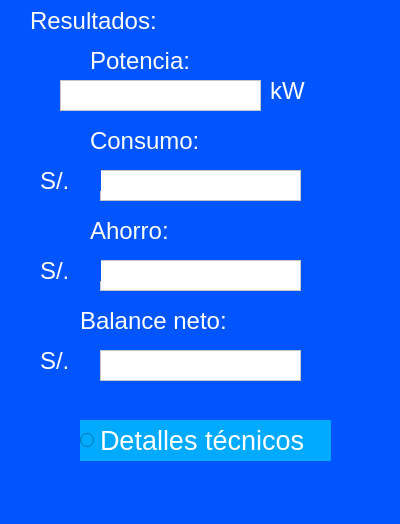
Jhongesell/wastewaterworld, file mod3.ui: the form before one commit.
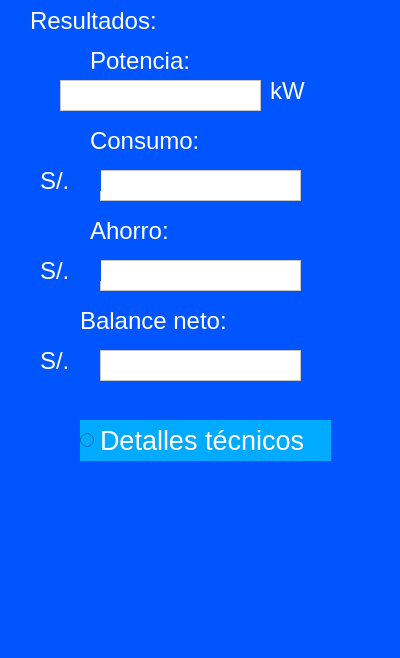
The form after the commit.

The edit to the form file:
```diff
--- a/mod3.ui
+++ b/mod3.ui
@@ -7,7 +7,7 @@
     <x>0</x>
     <y>0</y>
     <width>400</width>
-    <height>524</height>
+    <height>658</height>
    </rect>
   </property>
   <property name="windowTitle">
```
Left out of the diff: 2 changed lines with no effect on the pictures.
